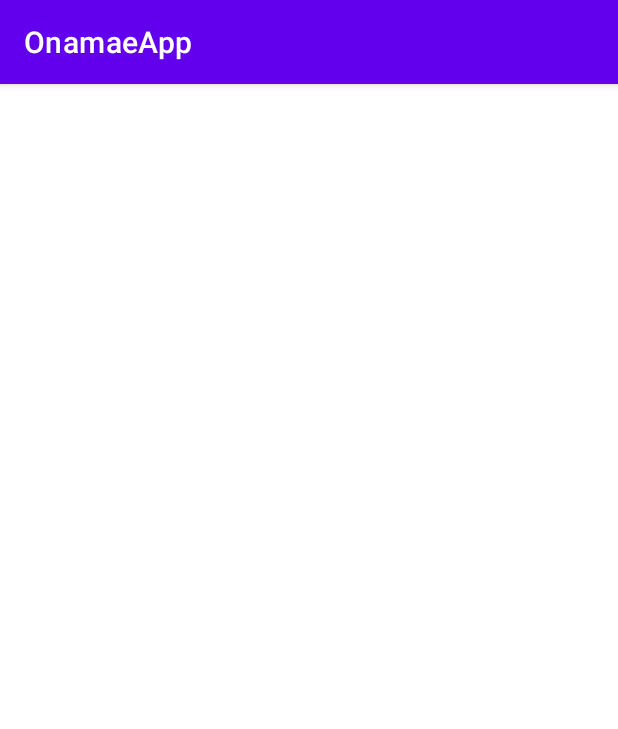
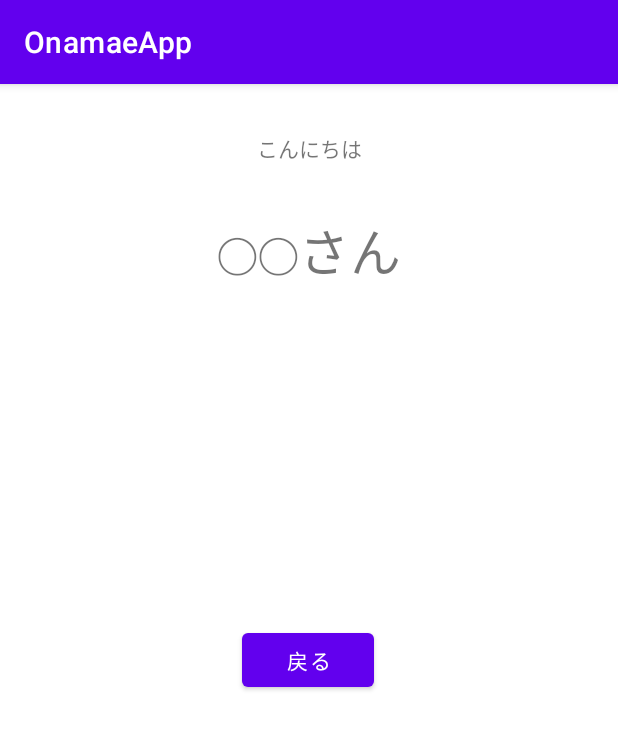
Before and after one commit to hamada456/OnamaeApp, an Android app: the SecondActivity screen opened directly, with no data from a screen before it, on a phone screen of 412 x 824 dp. Shown: the top 729 px of the screen. Run offline under Robolectric (Android 15) with nearby library versions, the phone set to English and light mode, and no system bars.

Commit message:
見た目3

```diff
--- a/app/src/main/res/layout/activity_second.xml
+++ b/app/src/main/res/layout/activity_second.xml
@@ -6,4 +6,35 @@
     android:layout_height="match_parent"
     tools:context=".SecondActivity">
 
+    <TextView
+        android:id="@+id/textView"
+        android:layout_width="wrap_content"
+        android:layout_height="wrap_content"
+        android:layout_marginTop="32dp"
+        android:text="こんにちは"
+        app:layout_constraintEnd_toEndOf="parent"
+        app:layout_constraintStart_toStartOf="parent"
+        app:layout_constraintTop_toTopOf="parent" />
+
+    <TextView
+        android:id="@+id/tvName"
+        android:layout_width="wrap_content"
+        android:layout_height="wrap_content"
+        android:layout_marginTop="32dp"
+        android:text="◯◯さん"
+        android:textSize="34sp"
+        app:layout_constraintEnd_toEndOf="parent"
+        app:layout_constraintStart_toStartOf="parent"
+        app:layout_constraintTop_toBottomOf="@+id/textView" />
+
+    <Button
+        android:id="@+id/btnBack"
+        android:layout_width="wrap_content"
+        android:layout_height="wrap_content"
+        android:text="戻る"
+        app:layout_constraintBottom_toBottomOf="parent"
+        app:layout_constraintEnd_toEndOf="parent"
+        app:layout_constraintHorizontal_bias="0.498"
+        app:layout_constraintStart_toStartOf="parent"
+        app:layout_constraintTop_toTopOf="parent" />
 </androidx.constraintlayout.widget.ConstraintLayout>
```
